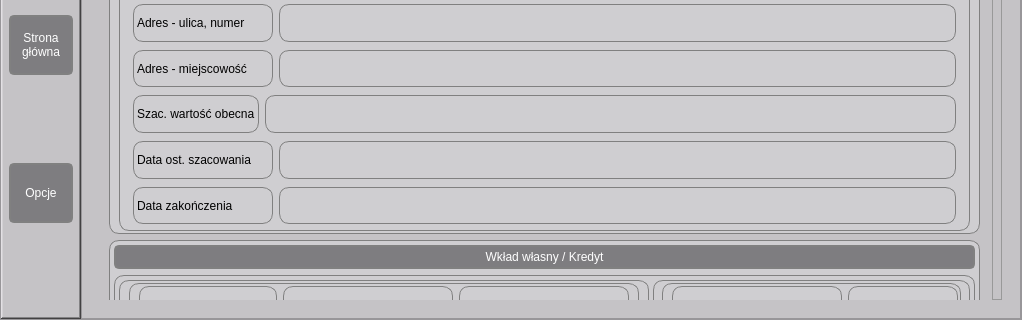
Above: src/gui/main_window.ui from youngdashu/Investments-overview before the change; both pictures show x 0 to 1022 and y 375 to 695 of the 1022 by 695 pixel window. Below: the same form after it.
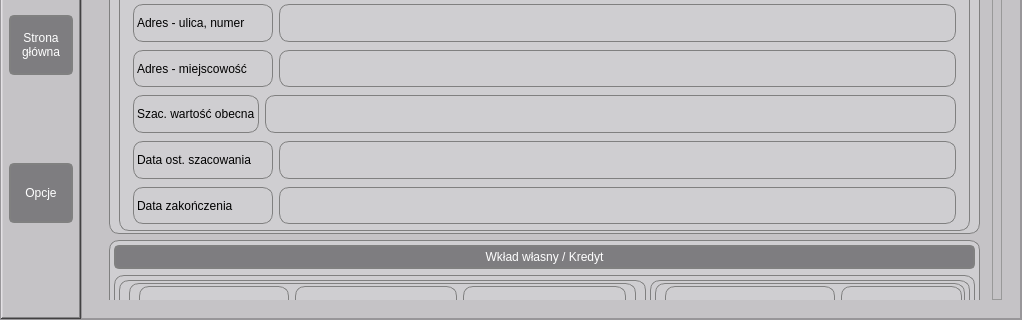
That is the form after the change. Icons and pictures are not drawn.

Commit message: ui updates bigger font

```diff
--- a/src/gui/main_window.ui
+++ b/src/gui/main_window.ui
@@ -10,6 +10,12 @@
     <height>695</height>
    </rect>
   </property>
+  <property name="minimumSize">
+   <size>
+    <width>0</width>
+    <height>670</height>
+   </size>
+  </property>
   <property name="windowTitle">
    <string>Przegląd inwestycji</string>
   </property>
@@ -413,9 +419,9 @@
                  <property name="geometry">
                   <rect>
                    <x>0</x>
-                   <y>-517</y>
-                   <width>892</width>
-                   <height>2628</height>
+                   <y>-457</y>
+                   <width>890</width>
+                   <height>2684</height>
                   </rect>
                  </property>
                  <property name="styleSheet">
@@ -1160,7 +1166,7 @@
                                <widget class="QLabel" name="label">
                                 <property name="minimumSize">
                                  <size>
-                                  <width>138</width>
+                                  <width>150</width>
                                   <height>0</height>
                                  </size>
                                 </property>
@@ -1493,6 +1499,12 @@
                         </item>
                         <item>
                          <widget class="QFrame" name="frame_credit_data">
+                          <property name="minimumSize">
+                           <size>
+                            <width>320</width>
+                            <height>0</height>
+                           </size>
+                          </property>
                           <property name="frameShape">
                            <enum>QFrame::StyledPanel</enum>
                           </property>
@@ -1504,13 +1516,13 @@
                             <number>6</number>
                            </property>
                            <property name="leftMargin">
-                            <number>8</number>
+                            <number>4</number>
                            </property>
                            <property name="topMargin">
                             <number>2</number>
                            </property>
                            <property name="rightMargin">
-                            <number>8</number>
+                            <number>4</number>
                            </property>
                            <property name="bottomMargin">
                             <number>2</number>
```
Left out of the diff: 112 changed lines with no effect on the pictures. The commit also changes 7 other files.
